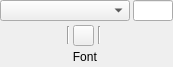
Old version of the form DMHelper/src/ribbonframetext.ui in the repository MMetze/DMHelper.
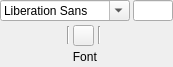
New version of the form. Icons and pictures are not drawn. Custom widgets are drawn as their Qt base class.

What changed in the file:
```diff
--- a/DMHelper/src/ribbonframetext.ui
+++ b/DMHelper/src/ribbonframetext.ui
@@ -57,7 +57,7 @@
           <number>3</number>
          </property>
          <item>
-          <widget class="QComboBox" name="cmbFont">
+          <widget class="QFontComboBox" name="cmbFont">
            <property name="minimumSize">
             <size>
              <width>50</width>
```
